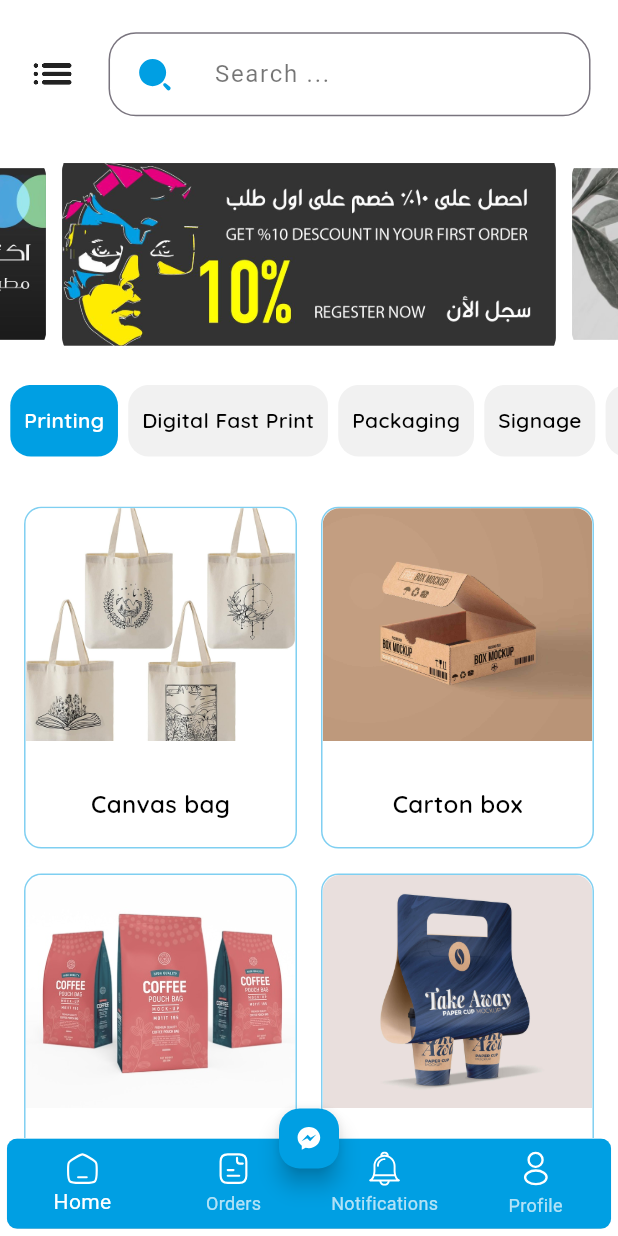
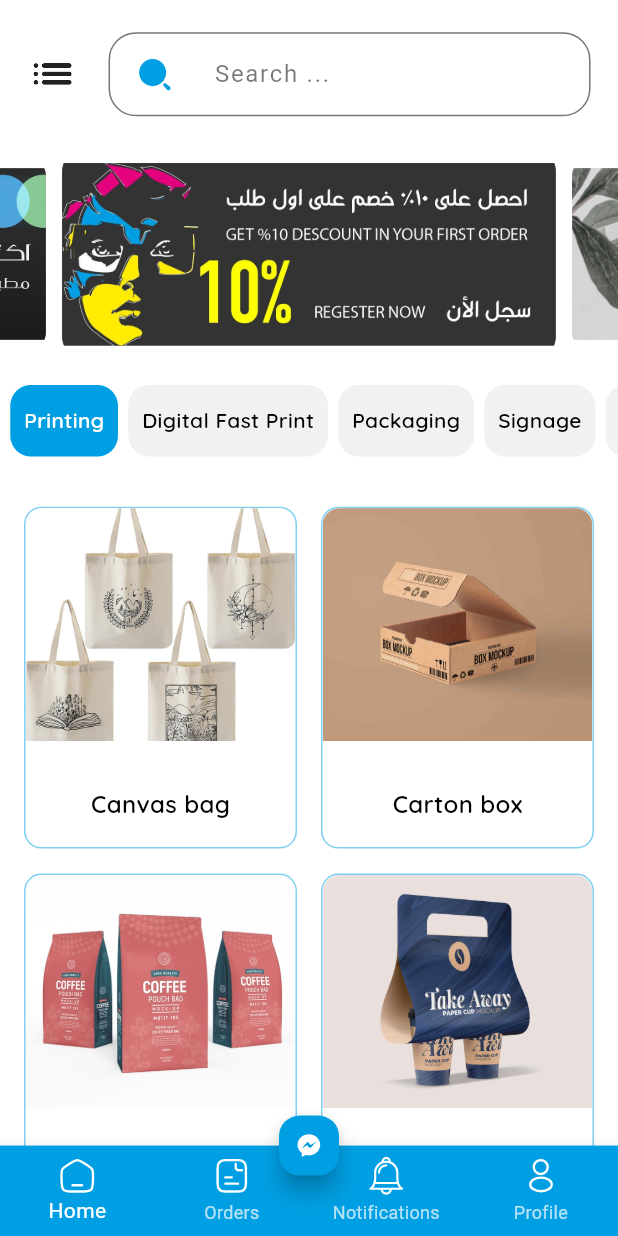
Before and after one commit to MuAshraf811/Supplier, a Flutter app: the HomePageView screen opened by its route, on a phone screen of 412 x 824 dp. Run offline on Flutter 3.47's test engine with Material 3 defaults, Android fonts, the phone set to English and light mode, and no system bars; drawn by our look-alikes of carousel_slider; our stand-ins replace firebase_auth, firebase_core, flutter_bloc, flutter_screenutil, flutter_svg, google_sign_in and 4 more; accounts and stored records are empty.

Commit message:
modification in detailed home

```diff
--- a/lib/features/client/home/presentatoin/screens/detailed_category_item_view.dart
+++ b/lib/features/client/home/presentatoin/screens/detailed_category_item_view.dart
@@ -308,7 +308,8 @@ class CustomRadioButton extends StatelessWidget {
             value: value,
             groupValue: groupValue,
             onChanged: onChanged,
-            useCupertinoCheckmarkStyle: true,
+
+          //  useCupertinoCheckmarkStyle: true,
             activeColor: ColorConsatnts.primary,
           ),
         ),
--- a/lib/features/client/home/presentatoin/widgets/bottm_nav_bar.dart
+++ b/lib/features/client/home/presentatoin/widgets/bottm_nav_bar.dart
@@ -2,7 +2,6 @@ import 'package:e_printer/core/cubit/nav_bar_cubit.dart';
 import 'package:e_printer/core/utils/constants/assets_constants.dart';
 import 'package:flutter/material.dart';
 import 'package:flutter_bloc/flutter_bloc.dart';
-import 'package:flutter_screenutil/flutter_screenutil.dart';
 
 import '../../../../../core/utils/constants/color_consatnts.dart';
 import '../../../../../core/utils/widgets/svg_handler.dart';
@@ -14,11 +13,7 @@ class AppBottomBar extends StatelessWidget {
 
   @override
   Widget build(BuildContext context) {
-    return Padding(
-      padding: EdgeInsets.only(left: 4.w, right: 4.w, bottom: 4.h),
-      child: ClipRRect(
-        borderRadius: BorderRadius.circular(6.r),
-        child: BottomNavigationBar(
+    return BottomNavigationBar(
       currentIndex: context.read<NavBarCubit>().state,
       onTap: (value) {
         context.read<NavBarCubit>().changeNavBarPages(value);
@@ -32,24 +27,24 @@ class AppBottomBar extends StatelessWidget {
         BottomNavigationBarItem(
             icon: SvgHandler(
               imagePath: AssetsConstants.homeIcon,
-                  height: 20,
-                  width: 20,
+              height: 22,
+              width: 22,
               color: ColorConsatnts.white,
             ),
             label: "Home"),
         BottomNavigationBarItem(
             icon: SvgHandler(
               imagePath: "assets/svgs/order-nav.svg",
-                  height: 20,
-                  width: 20,
+              height: 22,
+              width: 22,
               color: ColorConsatnts.white,
             ),
             label: "Orders"),
         BottomNavigationBarItem(
             icon: SvgHandler(
               imagePath: AssetsConstants.mailIcon,
-                  height: 20,
-                  width: 20,
+              height: 22,
+              width: 22,
               color: ColorConsatnts.white,
             ),
             label: "Notifications"),
@@ -63,8 +58,6 @@ class AppBottomBar extends StatelessWidget {
           label: "Profile",
         ),
       ],
-        ),
-      ),
     );
   }
 }
```
Also changed, not shown: 9 other files. Lines whose indentation alone changed are shown as unchanged.
